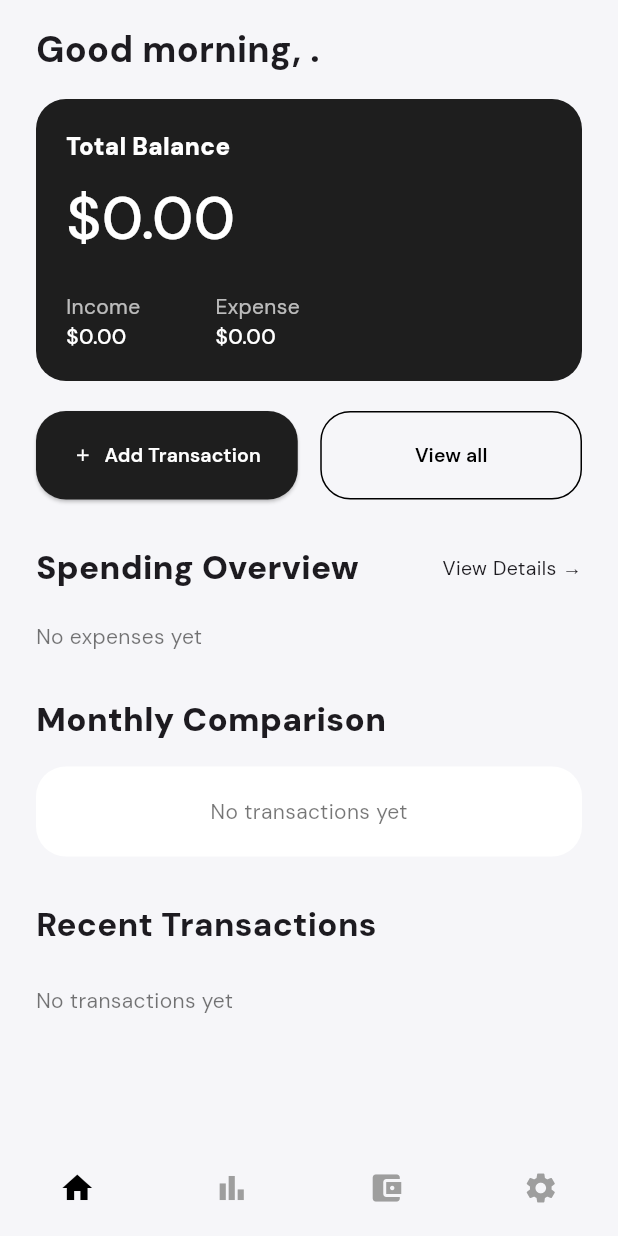
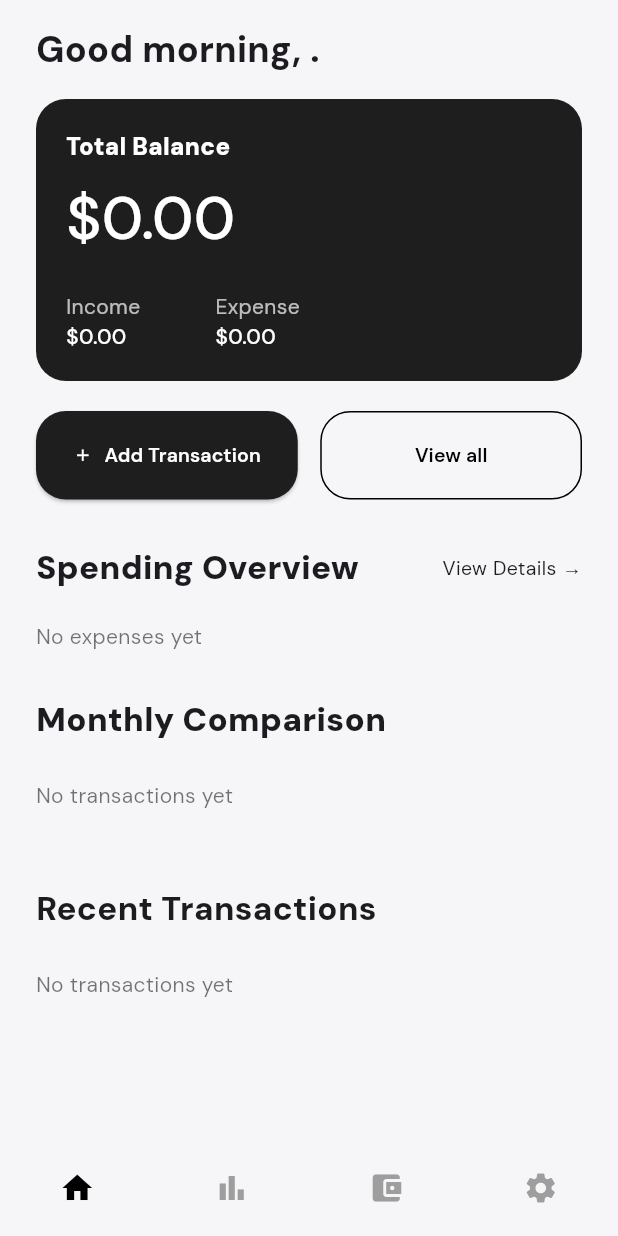
Before and after one commit to Lososel/fintrack-app, a Flutter app: the HomeScreen screen opened directly with empty values, on a phone screen of 412 x 824 dp. Run offline on Flutter 3.47's test engine with Material 3 defaults, Android fonts, the phone set to English and light mode, and no system bars; our stand-ins replace fl_chart, google_fonts.

Commit message:
fix: improve charts

```diff
--- a/lib/screens/home/widgets/monthly_comparison.dart
+++ b/lib/screens/home/widgets/monthly_comparison.dart
@@ -89,21 +89,12 @@ class _MonthlyComparisonState extends State<MonthlyComparison> {
             "Monthly Comparison",
             style: TextStyle(fontSize: 22, fontWeight: FontWeight.w900),
           ),
-          const SizedBox(height: 16),
-          Container(
-            padding: const EdgeInsets.all(20),
-            decoration: BoxDecoration(
-              color: Colors.white,
-              borderRadius: BorderRadius.circular(20),
-            ),
-            child: const Center(
-              child: Text(
-                "No transactions yet",
-                style: TextStyle(
-                  fontSize: 14,
-                  color: Colors.black54,
-                ),
-              ),
+          const SizedBox(height: 5),
+          const Padding(
+            padding: EdgeInsets.symmetric(vertical: 20),
+            child: Text(
+              "No transactions yet",
+              style: TextStyle(color: Colors.black54),
             ),
           ),
         ],
--- a/lib/screens/home/widgets/spending_overview.dart
+++ b/lib/screens/home/widgets/spending_overview.dart
@@ -82,6 +82,7 @@ class _SpendingOverviewState extends State<SpendingOverview> {
               "Spending Overview",
               style: TextStyle(fontSize: 22, fontWeight: FontWeight.w900),
             ),
+
             GestureDetector(
               onTap: () {
                 // Navigate to analytics screen
@@ -99,7 +100,7 @@ class _SpendingOverviewState extends State<SpendingOverview> {
             ),
           ],
         ),
-        const SizedBox(height: 20),
+        const SizedBox(height: 40),
         Center(
           child: Column(
             children: [
```
